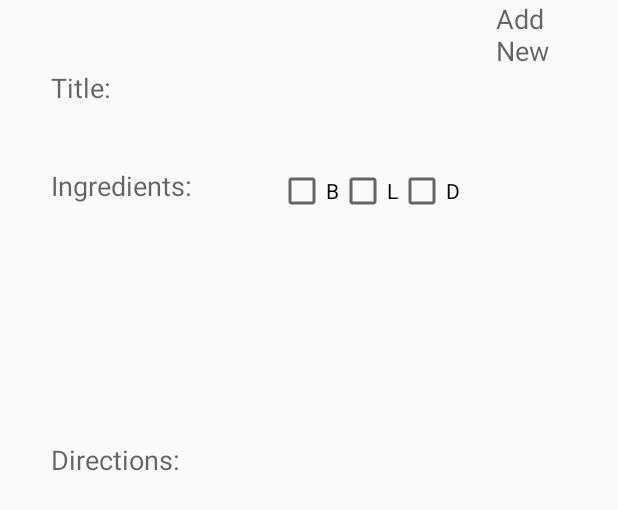
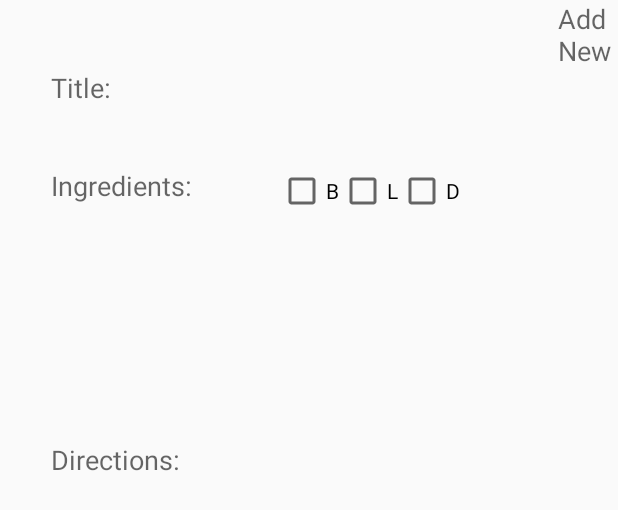
Before and after one commit to TSNichols/FoodLab, an Android app: the layout recipes_screen.xml on its own in the app's theme, with its tools: preview values and no code run, on a phone screen of 412 x 824 dp. Shown: the top 510 px of the screen. Run offline under Robolectric (Android 15) with nearby library versions, the phone set to English and light mode, and no system bars.

Commit message:
minor changes

```diff
--- a/app/src/main/res/layout/home_screen.xml
+++ b/app/src/main/res/layout/home_screen.xml
@@ -20,7 +20,8 @@
         android:layout_marginLeft="80dp"
         android:layout_marginStart="80dp"
         android:clickable="false"
-        android:contentDescription="calender_btn" />
+        android:contentDescription="calender_btn"
+        android:onClick="goto_calender"/>
 
     <ImageButton
         android:layout_width="50dp"
@@ -31,7 +32,8 @@
         android:layout_alignTop="@+id/calender_btn"
         android:layout_alignParentRight="true"
         android:layout_alignParentEnd="true"
-        android:contentDescription="recipes_btn" />
+        android:contentDescription="recipes_btn"
+        android:onClick="goto_recipes"/>
 
     <ImageButton
         android:layout_width="50dp"
--- a/app/src/main/res/layout/recipes_screen.xml
+++ b/app/src/main/res/layout/recipes_screen.xml
@@ -23,9 +23,7 @@
         android:id="@+id/txt_add"
         android:layout_alignParentTop="true"
         android:layout_alignParentRight="true"
-        android:layout_alignParentEnd="true"
-        android:layout_marginRight="41dp"
-        android:layout_marginEnd="41dp" />
+        android:layout_alignParentEnd="true" />
 
     <ExpandableListView
         android:layout_width="150dp"
@@ -81,8 +79,8 @@
         android:layout_below="@+id/checkBox_breakfast"
         android:layout_alignLeft="@+id/txt_ingredients"
         android:layout_alignStart="@+id/txt_ingredients"
-        android:layout_alignEnd="@+id/txt_add"
-        android:layout_alignRight="@+id/txt_add" />
+        android:layout_toLeftOf="@+id/txt_add"
+        android:layout_toStartOf="@+id/txt_add" />
 
     <TextView
         android:layout_width="wrap_content"
```
Also changed, not shown: app/src/main/java/tsnichols/foodlab/HomeScreenActivity.java (+8 -0 lines).
